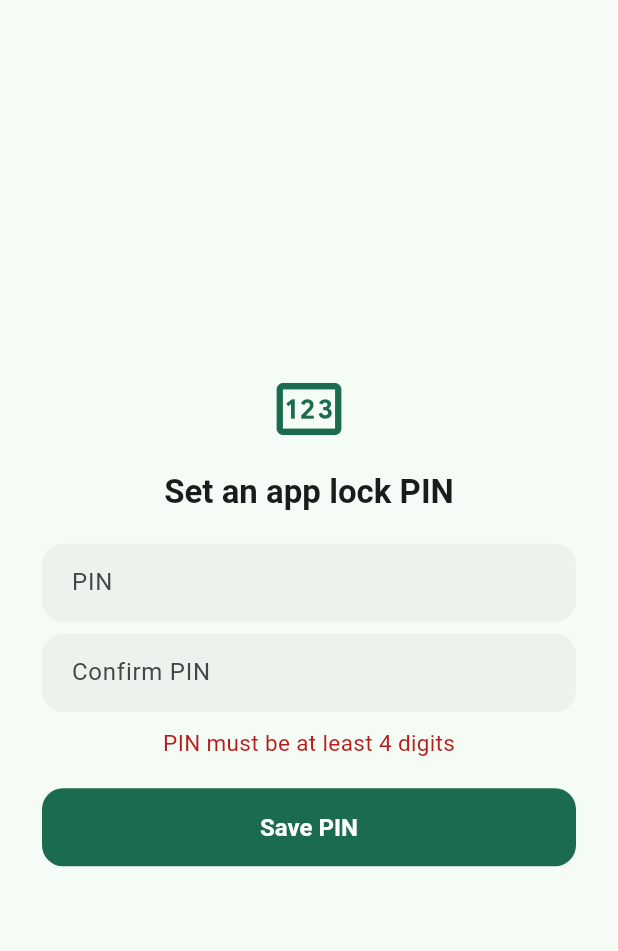
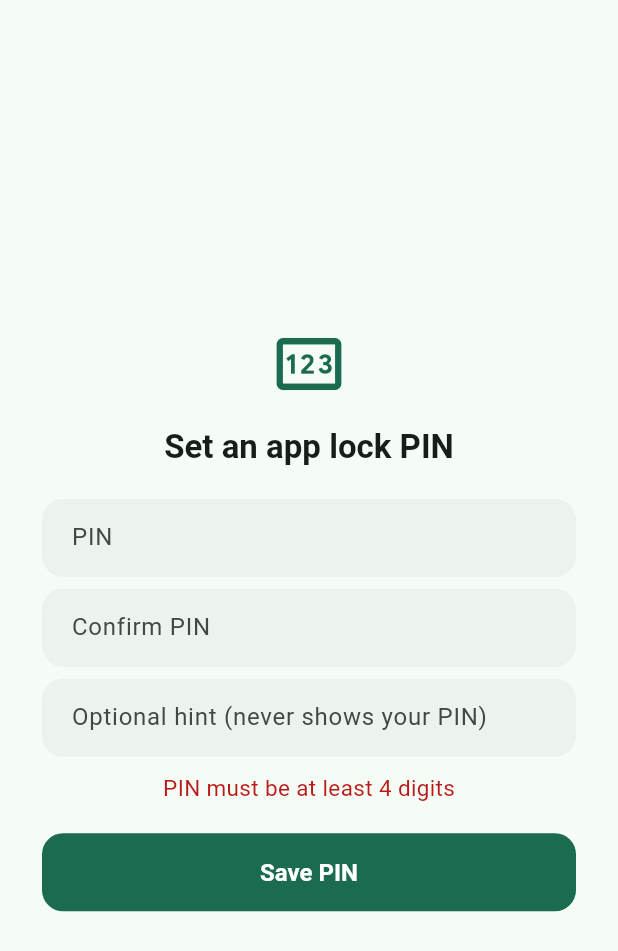
Before and after one commit to NIGHTWALKEROFC/NWisp-Chat---Your-conversations.-Your-privacy., a Flutter app: the PinScreen screen opened directly, after a tap on "Save PIN", on a phone screen of 412 x 824 dp. Shown: the top 951 px of the screen. Run offline on Flutter 3.47's test engine with Material 3 defaults, Android fonts, the light colour scheme and no system bars; our stand-ins replace cloud_firestore, firebase_auth, firebase_core, firebase_messaging, flutter_secure_storage, image_picker and 2 more; accounts and stored records are empty.

Commit message:
Update pin_screen.dart

```diff
--- a/mobile/lib/screens/security/pin_screen.dart
+++ b/mobile/lib/screens/security/pin_screen.dart
@@ -14,6 +14,7 @@ class PinScreen extends StatefulWidget {
 class _PinScreenState extends State<PinScreen> {
   final _pinController = TextEditingController();
   final _confirmController = TextEditingController();
+  final _hintController = TextEditingController();
   String? _error;
 
   Future<void> _submit() async {
@@ -28,7 +29,7 @@ class _PinScreenState extends State<PinScreen> {
         setState(() => _error = "PINs don't match");
         return;
       }
-      await AppLockService.setPin(pin);
+      await AppLockService.setPin(pin, hint: _hintController.text);
       if (mounted) Navigator.pop(context, true);
     } else {
       final ok = await AppLockService.verify(pin);
@@ -43,13 +44,21 @@ class _PinScreenState extends State<PinScreen> {
   }
 
   @override
+  void dispose() {
+    _pinController.dispose();
+    _confirmController.dispose();
+    _hintController.dispose();
+    super.dispose();
+  }
+
+  @override
   Widget build(BuildContext context) {
     final scheme = Theme.of(context).colorScheme;
     final isSetup = widget.mode == PinScreenMode.setup;
     return Scaffold(
       body: SafeArea(
         child: Center(
-          child: Padding(
+          child: SingleChildScrollView(
             padding: const EdgeInsets.all(28),
             child: Column(
               mainAxisSize: MainAxisSize.min,
@@ -79,6 +88,16 @@ class _PinScreenState extends State<PinScreen> {
                     textAlign: TextAlign.center,
                     decoration: const InputDecoration(counterText: '', labelText: 'Confirm PIN'),
                   ),
+                  const SizedBox(height: 8),
+                  TextField(
+                    controller: _hintController,
+                    maxLength: 40,
+                    textAlign: TextAlign.center,
+                    decoration: const InputDecoration(
+                      labelText: 'Optional hint (never shows your PIN)',
+                      counterText: '',
+                    ),
+                  ),
                 ],
                 if (_error != null)
                   Padding(
```
